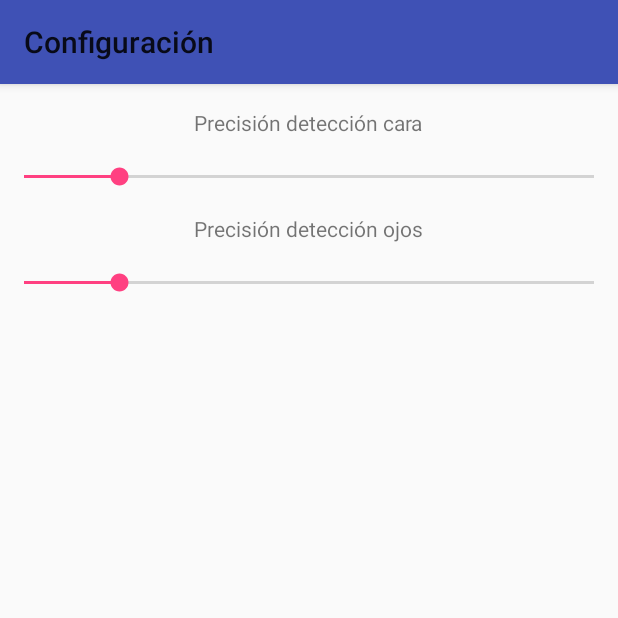
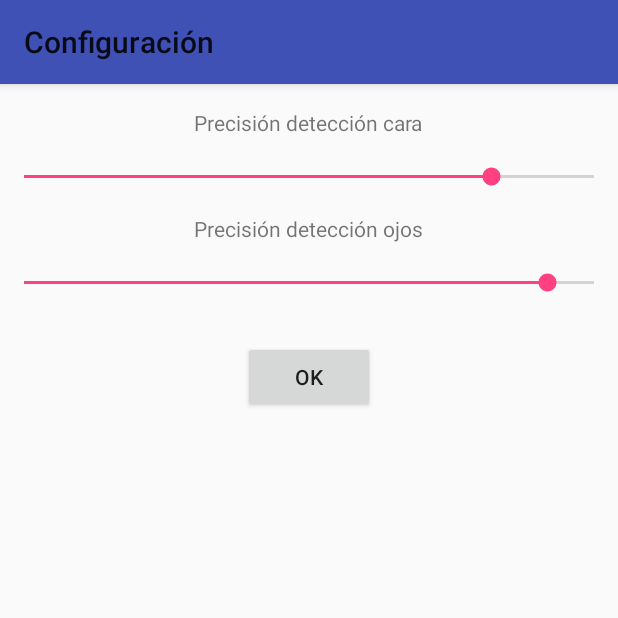
Before and after one commit to bolito2/FlarifyAndroid, an Android app: the Configuracion screen opened directly, with no data from a screen before it, on a phone screen of 412 x 824 dp, the top half of it. Run offline under Robolectric (Android 15) with nearby library versions, the phone set to English and light mode, and no system bars.

Commit message:
yee boii

```diff
--- a/app/src/main/java/com/bolito2/flarifyandroid/Configuracion.java
+++ b/app/src/main/java/com/bolito2/flarifyandroid/Configuracion.java
@@ -1,13 +1,73 @@
 package com.bolito2.flarifyandroid;
 
+import android.app.Activity;
+import android.content.Intent;
 import android.support.v7.app.AppCompatActivity;
 import android.os.Bundle;
+import android.util.Log;
+import android.view.View;
+import android.widget.Button;
+import android.widget.SeekBar;
 
 public class Configuracion extends AppCompatActivity {
+
+    SeekBar cara, ojos;
+    float pCara = 1.1f, pOjos = 1.05f;
+    Button ok;
 
     @Override
     protected void onCreate(Bundle savedInstanceState) {
         super.onCreate(savedInstanceState);
         setContentView(R.layout.activity_configuracion);
+
+        ok = findViewById(R.id.ok);
+        cara = findViewById(R.id.cara);
+        ojos = findViewById(R.id.ojos);
+
+        ok.setOnClickListener(new View.OnClickListener() {
+            @Override
+            public void onClick(View v) {
+                Intent i = new Intent();
+                i.putExtra("pCara", pCara);
+                i.putExtra("pOjos", pOjos);
+
+                setResult(Activity.RESULT_OK, i);
+                Log.e("ADIOH", "YEE");
+                finish();
+            }
+        });
+
+        cara.setOnSeekBarChangeListener(new SeekBar.OnSeekBarChangeListener() {
+            @Override
+            public void onProgressChanged(SeekBar seekBar, int progress, boolean fromUser) {
+                pCara = 1 + 0.01f*(51 - progress);
+            }
+
+            @Override
+            public void onStartTrackingTouch(SeekBar seekBar) {
+
+            }
+
+            @Override
+            public void onStopTrackingTouch(SeekBar seekBar) {
+
+            }
+        });
+        ojos.setOnSeekBarChangeListener(new SeekBar.OnSeekBarChangeListener() {
+            @Override
+            public void onProgressChanged(SeekBar seekBar, int progress, boolean fromUser) {
+                pOjos = 1 + 0.01f*(51 - progress);
+            }
+
+            @Override
+            public void onStartTrackingTouch(SeekBar seekBar) {
+
+            }
+
+            @Override
+            public void onStopTrackingTouch(SeekBar seekBar) {
+
+            }
+        });
     }
 }
--- a/app/src/main/res/layout/activity_configuracion.xml
+++ b/app/src/main/res/layout/activity_configuracion.xml
@@ -23,8 +23,8 @@
         android:layout_alignParentStart="true"
         android:layout_below="@+id/caraText"
         android:layout_marginTop="17dp"
-        android:max="30"
-        android:progress="5" />
+        android:max="50"
+        android:progress="41" />
 
     <TextView
         android:id="@+id/ojosText"
@@ -44,7 +44,16 @@
         android:layout_alignParentStart="true"
         android:layout_below="@+id/ojosText"
         android:layout_marginTop="17dp"
-        android:max="30"
-        android:progress="5" />
+        android:max="50"
+        android:progress="46" />
+
+    <Button
+        android:id="@+id/ok"
+        android:layout_width="wrap_content"
+        android:layout_height="wrap_content"
+        android:layout_below="@+id/ojos"
+        android:layout_centerHorizontal="true"
+        android:layout_marginTop="30dp"
+        android:text="ok" />
 
 </RelativeLayout>
```
Also changed, not shown: app/src/main/java/com/bolito2/flarifyandroid/MainActivity.java (+14 -1 lines), 1 other file.
